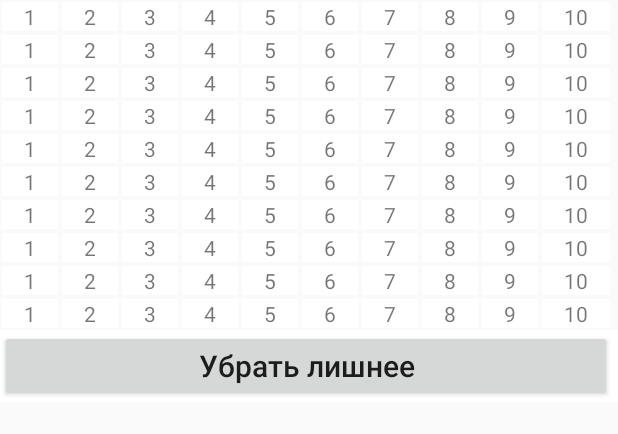
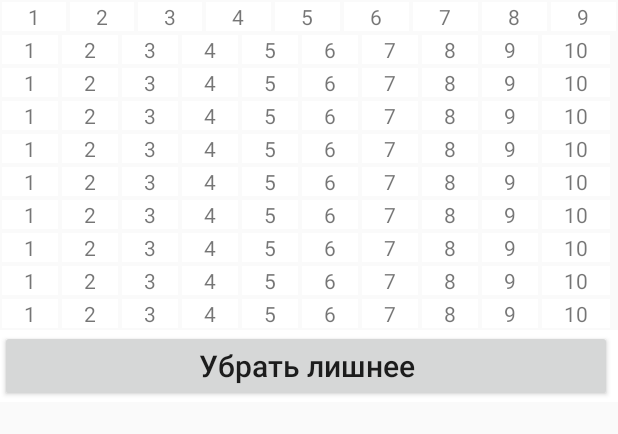
Before and after one commit to ctrlc0ctrlv/HelpYourself, an Android app: the layout activity_table.xml on its own in the app's theme, with its tools: preview values and no code run, on a phone screen of 412 x 824 dp. Shown: the top 434 px of the screen. Run offline under Robolectric (Android 15) with nearby library versions, the phone set to English and light mode, and no system bars.

Commit message:
Улучшение отображения таблиц

```diff
--- a/src/main/java/com/example/examhelper/Show_DB_Activity.java
+++ b/src/main/java/com/example/examhelper/Show_DB_Activity.java
@@ -32,7 +32,7 @@ import java.util.Objects;
 
 public class Show_DB_Activity extends AppCompatActivity implements View.OnClickListener{
         //Переменная для работы с БД
-        private DefaultTasksDBHelper mDBHelper;
+        private TryingDBHelper mDBHelper;
         private SQLiteDatabase mDb;
         private CustomDbHelper cDBHelper;
         private SQLiteDatabase cDb;
@@ -51,11 +51,11 @@ public class Show_DB_Activity extends AppCompatActivity implements View.OnClickL
         button5.setOnClickListener(this);
         fab.setOnClickListener(this);
 
-        mDBHelper = new DefaultTasksDBHelper(this);
+        mDBHelper = new TryingDBHelper(this);
         cDBHelper = new CustomDbHelper(this);
 
         try {
-            mDBHelper.updateDataBase();
+            mDBHelper.copyDataBase();
         } catch (IOException mIOException) {
             throw new Error("UnableToUpdateDatabase");
             }
--- a/src/main/java/com/example/examhelper/TryingDBHelper.java
+++ b/src/main/java/com/example/examhelper/TryingDBHelper.java
@@ -18,7 +18,7 @@ public class TryingDBHelper extends SQLiteOpenHelper {
         private final Context fContext;
 
         TryingDBHelper(Context context) {
-            super(context, DB_NAME, null, 24);
+            super(context, DB_NAME, null, 26);
             this.fContext = context;
         }
         public void createDataBase() throws IOException {
--- a/src/main/res/layout/activity_table.xml
+++ b/src/main/res/layout/activity_table.xml
@@ -8,86 +8,96 @@
         android:id="@+id/TableRow1"
         android:layout_width="match_parent"
         android:layout_height="wrap_content">
+
         <TextView
             android:id="@+id/textView1_1"
-            android:layout_width="wrap_content"
+            android:layout_width="match_parent"
             android:layout_height="wrap_content"
             android:layout_margin="1dip"
+            android:layout_weight="1"
             android:background="#fff"
             android:gravity="center_horizontal"
             android:text="1" />
+
         <TextView
             android:id="@+id/textView1_2"
-            android:layout_width="wrap_content"
+            android:layout_width="match_parent"
             android:layout_height="wrap_content"
             android:layout_margin="1dip"
+            android:layout_weight="1"
             android:background="#fff"
             android:gravity="center_horizontal"
             android:text="2" />
+
         <TextView
             android:id="@+id/textView1_3"
-            android:layout_width="wrap_content"
+            android:layout_width="match_parent"
             android:layout_height="wrap_content"
             android:layout_margin="1dip"
+            android:layout_weight="1"
             android:background="#fff"
             android:gravity="center_horizontal"
             android:text="3" />
+
         <TextView
             android:id="@+id/textView1_4"
-            android:layout_width="wrap_content"
+            android:layout_width="match_parent"
             android:layout_height="wrap_content"
             android:layout_margin="1dip"
+            android:layout_weight="1"
             android:background="#fff"
             android:gravity="center_horizontal"
             android:text="4" />
+
         <TextView
             android:id="@+id/textView1_5"
-            android:layout_width="wrap_content"
+            android:layout_width="match_parent"
             android:layout_height="wrap_content"
             android:layout_margin="1dip"
+            android:layout_weight="1"
             android:background="#fff"
             android:gravity="center_horizontal"
             android:text="5" />
+
         <TextView
             android:id="@+id/textView1_6"
-            android:layout_width="wrap_content"
+            android:layout_width="match_parent"
             android:layout_height="wrap_content"
             android:layout_margin="1dip"
+            android:layout_weight="1"
             android:background="#fff"
             android:gravity="center_horizontal"
             android:text="6" />
+
         <TextView
             android:id="@+id/textView1_7"
-            android:layout_width="wrap_content"
+            android:layout_width="match_parent"
             android:layout_height="wrap_content"
             android:layout_margin="1dip"
+            android:layout_weight="1"
             android:background="#fff"
             android:gravity="center_horizontal"
             android:text="7" />
+
         <TextView
             android:id="@+id/textView1_8"
-            android:layout_width="wrap_content"
+            android:layout_width="match_parent"
             android:layout_height="wrap_content"
             android:layout_margin="1dip"
+            android:layout_weight="1"
             android:background="#fff"
             android:gravity="center_horizontal"
             android:text="8" />
+
         <TextView
             android:id="@+id/textView1_9"
-            android:layout_width="wrap_content"
+            android:layout_width="match_parent"
             android:layout_height="wrap_content"
             android:layout_margin="1dip"
+            android:layout_weight="1"
             android:background="#fff"
             android:gravity="center_horizontal"
             android:text="9" />
-        <TextView
-            android:id="@+id/textView1_10"
-            android:layout_width="wrap_content"
-            android:layout_height="wrap_content"
-            android:layout_margin="1dip"
-            android:background="#fff"
-            android:gravity="center_horizontal"
-            android:text="10" />
     </TableRow>
 
     <TableRow
@@ -720,6 +730,7 @@
             android:background="#fff"
             android:gravity="center_horizontal"
             android:text="3" />
+
         <TextView
             android:id="@+id/textView9_4"
             android:layout_width="wrap_content"
```
Also changed, not shown: src/main/assets/default (1).db.
